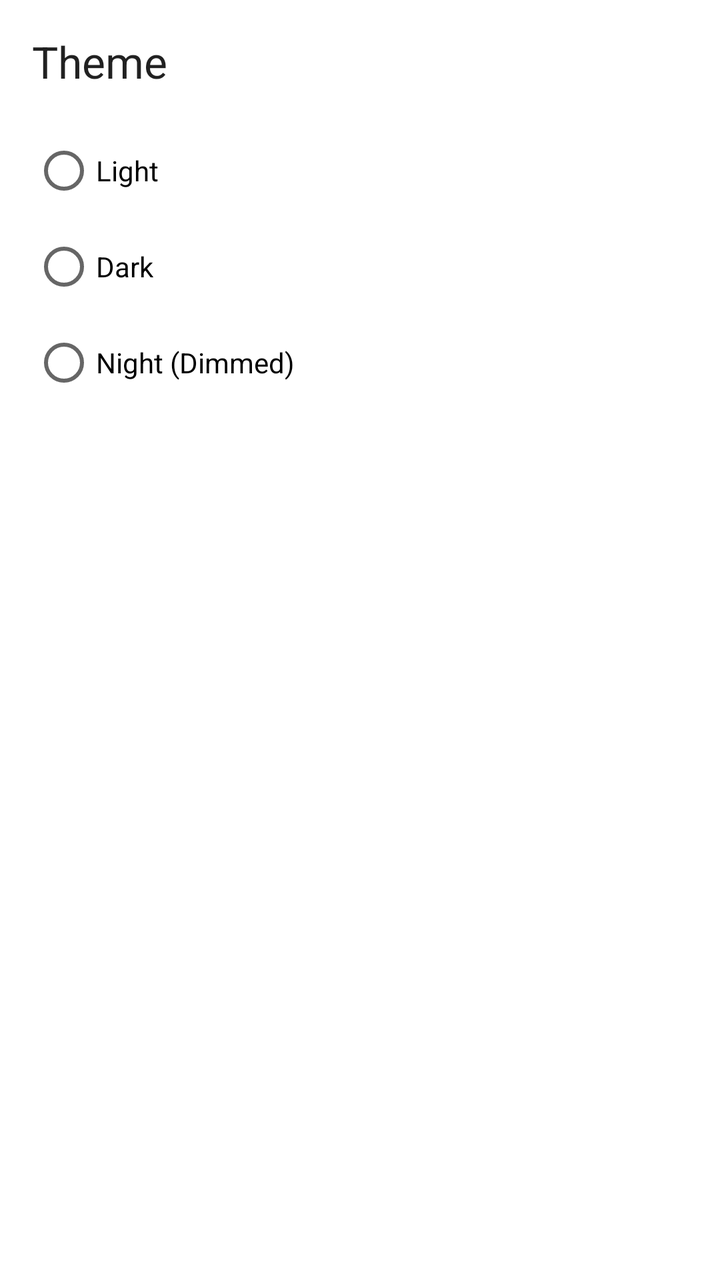
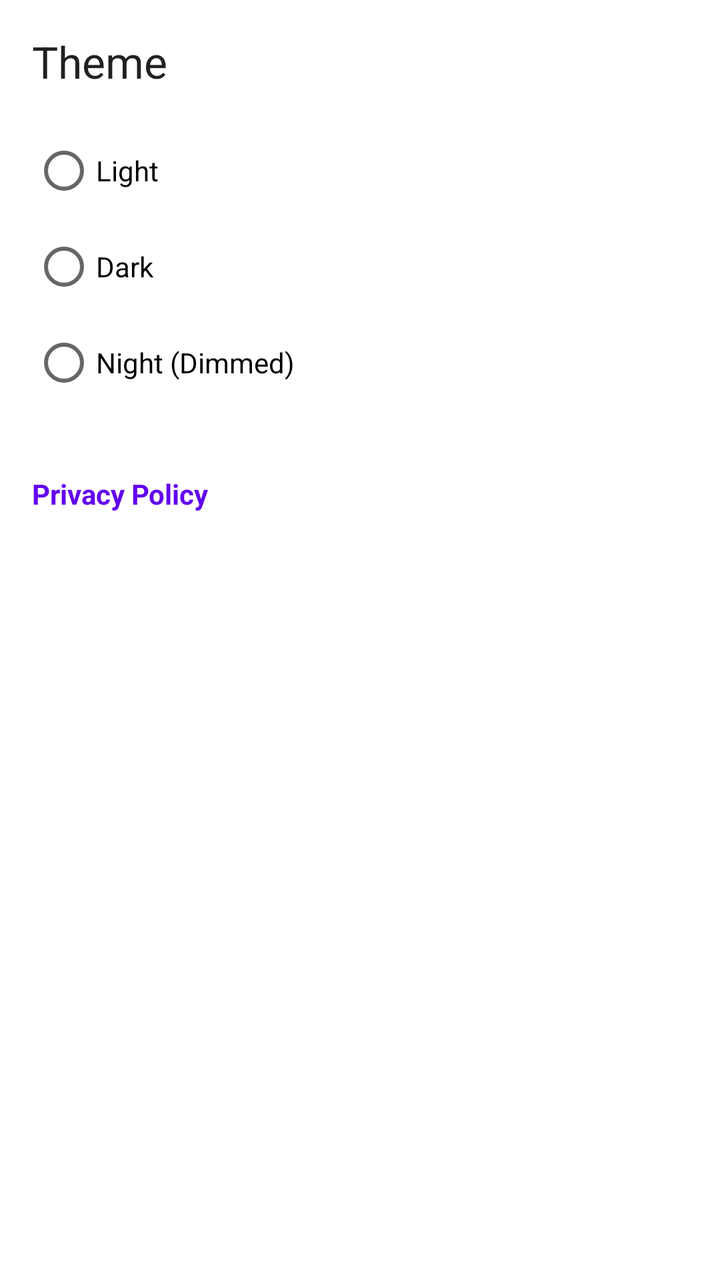

Compare the two renders of this Android layout. The source of the first and the diff that turns it into the second are given below.
<!-- AndroidManifest.xml: application theme Theme.DoodleCraft -->
<!-- res/layout/activity_settings.xml -->
<?xml version="1.0" encoding="utf-8"?>
<LinearLayout xmlns:android="http://schemas.android.com/apk/res/android"
    xmlns:tools="http://schemas.android.com/tools"
    android:layout_width="match_parent"
    android:layout_height="match_parent"
    android:orientation="vertical"
    android:padding="16dp"
    tools:context=".SettingsActivity">

    <TextView
        android:layout_width="wrap_content"
        android:layout_height="wrap_content"
        android:text="Theme"
        android:textAppearance="?android:attr/textAppearanceLarge" />

    <RadioGroup
        android:id="@+id/theme_radio_group"
        android:layout_width="wrap_content"
        android:layout_height="wrap_content"
        android:layout_marginTop="16dp">

        <RadioButton
            android:id="@+id/radio_light"
            android:layout_width="wrap_content"
            android:layout_height="wrap_content"
            android:text="Light" />

        <RadioButton
            android:id="@+id/radio_dark"
            android:layout_width="wrap_content"
            android:layout_height="wrap_content"
            android:text="Dark" />

        <RadioButton
            android:id="@+id/radio_night"
            android:layout_width="wrap_content"
            android:layout_height="wrap_content"
            android:text="Night (Dimmed)" />

    </RadioGroup>

</LinearLayout>
<!-- resources referenced by this layout -->
<resources>
  <style name="Theme.DoodleCraft" parent="Theme.DoodleCraft.Light" />
  <style name="Theme.DoodleCraft.Light" parent="Theme.MaterialComponents.Light.DarkActionBar">
          <item name="colorPrimary">@color/purple_500</item>
          <item name="colorPrimaryVariant">@color/purple_700</item>
          <item name="colorOnPrimary">@color/white</item>
          <item name="colorSecondary">@color/teal_200</item>
          <item name="colorSecondaryVariant">@color/teal_700</item>
          <item name="colorOnSecondary">@color/black</item>
          <item name="android:statusBarColor" tools:targetApi="l">?attr/colorPrimaryVariant</item>
      </style>
  <color name="purple_500">#FF6200EE</color>
  <color name="purple_700">#FF3700B3</color>
  <color name="white">#FFFFFFFF</color>
  <color name="teal_200">#FF03DAC5</color>
  <color name="teal_700">#FF018786</color>
  <color name="black">#FF000000</color>
</resources>

<!-- the commit's change to res/layout/activity_settings.xml (unified diff, before → after) -->
@@ -39,4 +39,13 @@
 
     </RadioGroup>
 
+    <TextView
+        android:id="@+id/privacy_policy_link"
+        android:layout_width="wrap_content"
+        android:layout_height="wrap_content"
+        android:layout_marginTop="32dp"
+        android:text="Privacy Policy"
+        android:textColor="?attr/colorPrimary"
+        android:textStyle="bold" />
+
 </LinearLayout>
<!-- resource entries referenced after the edit -->
@@ -1,7 +1,7 @@
 <!-- resources referenced by this layout -->
 <resources>
   <style name="Theme.DoodleCraft" parent="Theme.DoodleCraft.Light" />
-  <style name="Theme.DoodleCraft.Light" parent="Theme.MaterialComponents.Light.DarkActionBar">
+  <style name="Theme.DoodleCraft.Light" parent="Theme.MaterialComponents.Light.NoActionBar">
           <item name="colorPrimary">@color/purple_500</item>
           <item name="colorPrimaryVariant">@color/purple_700</item>
           <item name="colorOnPrimary">@color/white</item>
